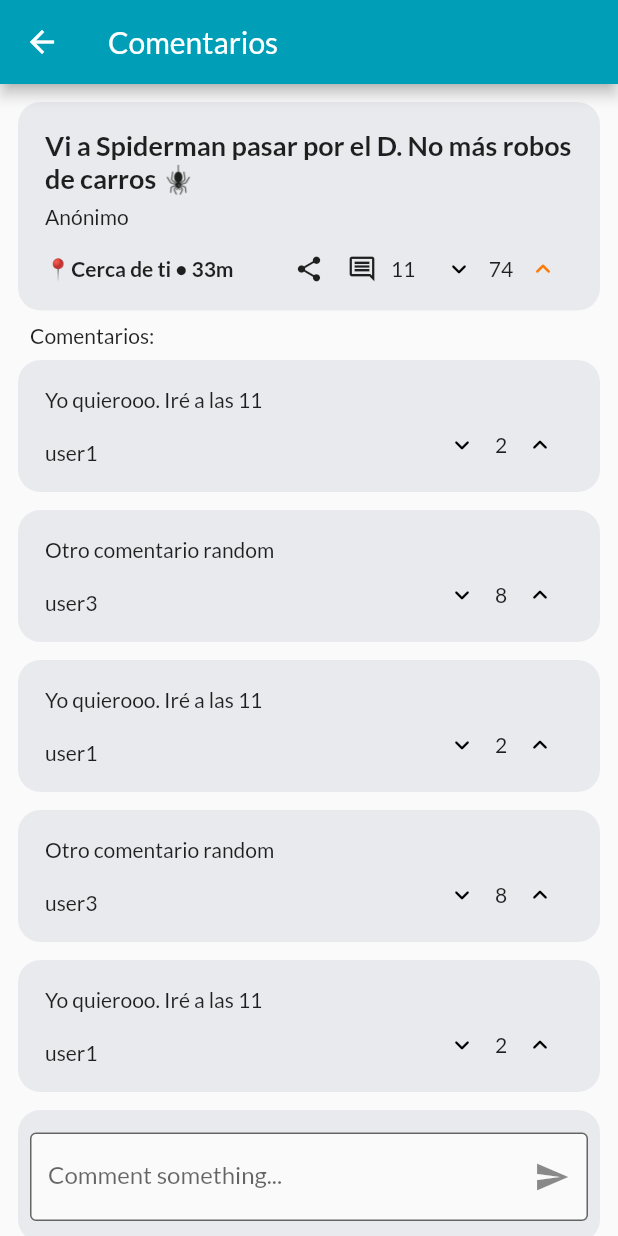
After one commit to MikeGonzaBar/Aplicaciones-Moviles-Proyecto-PinPoint, a Flutter app: the MainPage screen opened directly, after a tap on "Vi a Spiderman pasar por el D. No más ro", on a phone screen of 412 x 824 dp. The commit adds this screen. Run offline on Flutter 3.47's test engine with Material 2 defaults, Android fonts, the phone set to English and light mode, and no system bars; our stand-ins replace google_fonts.

Commit message:
Comment section UI using placeholder data

```diff
--- /dev/null
+++ b/lib/items/comment_item.dart
@@ -0,0 +1,70 @@
+import 'package:flutter/material.dart';
+
+class CommentItem extends StatelessWidget {
+  final commentData;
+  const CommentItem({super.key, required this.commentData});
+
+  @override
+  Widget build(BuildContext context) {
+    return Padding(
+      padding: const EdgeInsets.fromLTRB(0, 0, 0, 12),
+      child: Container(
+        // Grey box
+        padding: EdgeInsets.all(18),
+        decoration: BoxDecoration(
+          color: Color(0xffe8eaed),
+          borderRadius: BorderRadius.circular(15),
+        ),
+        child: Column(
+          crossAxisAlignment: CrossAxisAlignment.stretch,
+          children: [
+            Text(commentData["comment"]),
+            Padding(
+              padding: const EdgeInsets.only(top: 8),
+              child: Row(
+                children: [
+                  Expanded(
+                      flex: 4,
+                      child: Padding(
+                        padding: const EdgeInsets.only(top: 10),
+                        child: Text(
+                          "${commentData["authorId"]}",
+                          style: const TextStyle(fontWeight: FontWeight.w500),
+                          textAlign: TextAlign.start,
+                        ),
+                      )),
+                  Spacer(
+                    flex: 4,
+                  ),
+                  Expanded(
+                    flex: 3,
+                    child: Row(
+                      mainAxisAlignment: MainAxisAlignment.spaceEvenly,
+                      children: [
+                        Icon(
+                          (Icons.keyboard_arrow_down_rounded),
+                          size: 20,
+                          color: commentData["myVote"] == "down"
+                              ? Color(0xFFFF7A06)
+                              : Colors.black,
+                        ),
+                        Text("${commentData["votes"]}"),
+                        Icon(
+                          (Icons.keyboard_arrow_up_rounded),
+                          size: 20,
+                          color: commentData["myVote"] == "up"
+                              ? Color(0xFFFF7A06)
+                              : Colors.black,
+                        ),
+                      ],
+                    ),
+                  ),
+                ],
+              ),
+            )
+          ],
+        ),
+      ),
+    );
+  }
+}
--- a/lib/items/post_item.dart
+++ b/lib/items/post_item.dart
@@ -1,4 +1,7 @@
+import 'dart:developer';
+
 import 'package:flutter/material.dart';
+import 'package:pinpoint/pages/comment_section.dart';
 
 class PostItem extends StatelessWidget {
   final postObject;
@@ -6,8 +9,16 @@ class PostItem extends StatelessWidget {
 
   @override
   Widget build(BuildContext context) {
-    return Padding(
-      // TODO: CHECK PADDING HERE
+    return GestureDetector(
+      onTap: (() {
+        log("OPENING POST");
+        print(postObject);
+        Navigator.of(context).push(
+          MaterialPageRoute(
+              builder: (context) => CommentSection(postData: postObject)),
+        );
+      }),
+      child: Padding(
         padding: const EdgeInsets.only(top: 12.0, left: 12.0, right: 12.0),
         child: Container(
           decoration: BoxDecoration(
@@ -21,7 +32,8 @@ class PostItem extends StatelessWidget {
               // MAIN TEXT
               Text(
                 postObject["text"],
-              style: const TextStyle(fontWeight: FontWeight.bold, fontSize: 18),
+                style:
+                    const TextStyle(fontWeight: FontWeight.bold, fontSize: 18),
               ),
               // IMAGE
               if (postObject["image"] != "")
@@ -107,6 +119,7 @@ class PostItem extends StatelessWidget {
             ],
           ),
         ),
+      ),
     );
   }
 }
--- /dev/null
+++ b/lib/pages/comment_section.dart
@@ -0,0 +1,188 @@
+import 'package:flutter/material.dart';
+import 'package:pinpoint/items/comment_item.dart';
+import '../temp_data.dart' as temp_data;
+
+class CommentSection extends StatelessWidget {
+  final postData;
+  CommentSection({super.key, required this.postData});
+
+  @override
+  Widget build(BuildContext context) {
+    final commentController = TextEditingController();
+    return Scaffold(
+      appBar: AppBar(
+        title: const Text('Comentarios'),
+        backgroundColor: const Color(0xFF009fb7),
+      ),
+      body: Container(
+        width: MediaQuery.of(context).size.width,
+        height: MediaQuery.of(context).size.height,
+        child: Stack(
+          children: [
+            SingleChildScrollView(
+              child: Padding(
+                padding: const EdgeInsets.all(12),
+                child: Column(
+                  children: [
+                    // POST AND COMMENTS COLUMN
+                    Column(
+                      crossAxisAlignment: CrossAxisAlignment.start,
+                      children: [
+                        // POST CONTAINER
+                        Container(
+                          padding: EdgeInsets.all(18),
+                          decoration: BoxDecoration(
+                            color: Color(0xffe8eaed),
+                            borderRadius: BorderRadius.circular(15),
+                          ),
+                          child: Column(
+                            crossAxisAlignment: CrossAxisAlignment.start,
+                            children: [
+                              // MAIN TEXT
+                              Text(
+                                postData["text"],
+                                style: const TextStyle(
+                                    fontWeight: FontWeight.bold, fontSize: 18),
+                              ),
+                              // IMAGE
+                              if (postData["image"] != "")
+                                Padding(
+                                  padding: const EdgeInsets.only(top: 10),
+                                  child: Center(
+                                    child: ClipRRect(
+                                      borderRadius: BorderRadius.circular(16),
+                                      child: Image(
+                                        width:
+                                            MediaQuery.of(context).size.width *
+                                                0.75,
+                                        image: AssetImage(postData["image"]),
+                                      ),
+                                    ),
+                                  ),
+                                ),
+                              // AUTHOR
+                              Padding(
+                                padding: const EdgeInsets.only(top: 6),
+                                child: Text(
+                                  "${postData["anonymous"] ? "Anónimo" : postData["author"]}",
+                                  style: const TextStyle(
+                                      fontWeight: FontWeight.w500),
+                                  textAlign: TextAlign.start,
+                                ),
+                              ),
+                              // POST INFO AND BUTTONS
+                              Padding(
+                                padding: const EdgeInsets.only(top: 16),
+                                child: Row(
+                                  children: [
+                                    Expanded(
+                                      flex: 5,
+                                      child: Text(
+                                        "📍${postData["closeness"]} • ${postData["timestamp"]}",
+                                        style: TextStyle(
+                                            fontWeight: FontWeight.w600),
+                                      ),
+                                    ),
+                                    Expanded(
+                                      flex: 1,
+                                      child: Icon(
+                                        Icons.share,
+                                        size: 20,
+                                      ),
+                                    ),
+                                    Expanded(
+                                      flex: 2,
+                                      child: Row(
+                                        mainAxisAlignment:
+                                            MainAxisAlignment.spaceEvenly,
+                                        children: [
+                                          Icon(
+                                            Icons.comment_outlined,
+                                            size: 20,
+                                          ),
+                                          Text("${postData["commentsNumber"]}"),
+                                        ],
+                                      ),
+                                    ),
+                                    Expanded(
+                                      flex: 3,
+                                      child: Row(
+                                        mainAxisAlignment:
+                                            MainAxisAlignment.spaceEvenly,
+                                        children: [
+                                          Icon(
+                                            (Icons.keyboard_arrow_down_rounded),
+                                            size: 20,
+                                            color: postData["myVote"] == "down"
+                                                ? Color(0xFFFF7A06)
+                                                : Colors.black,
+                                          ),
+                                          Text("${postData["votes"]}"),
+                                          Icon(
+                                            (Icons.keyboard_arrow_up_rounded),
+                                            size: 20,
+                                            color: postData["myVote"] == "up"
+                                                ? Color(0xFFFF7A06)
+                                                : Colors.black,
+                                          ),
+                                        ],
+                                      ),
+                                    ),
+                                  ],
+                                ),
+                              )
+                            ],
+                          ),
+                        ),
+                        // COMMENT TEXT DIVIDER
+                        Padding(
+                          padding: const EdgeInsets.all(8.0),
+                          child: Text("Comentarios:"),
+                        ),
+                        // COMMENT CONTAINER
+                        ListView.builder(
+                          shrinkWrap: true,
+                          physics: NeverScrollableScrollPhysics(),
+                          itemCount: temp_data.comments.length,
+                          itemBuilder: (BuildContext context, int index) {
+                            return CommentItem(
+                                commentData: temp_data.comments[index]);
+                          },
+                        ),
+                      ],
+                    ),
+                  ],
+                ),
+              ),
+            ),
+            // TEXT INPUT CONTAINER
+            Positioned(
+              bottom: 10,
+              left: 20,
+              right: 20,
+              child: Center(
+                child: Container(
+                  width: MediaQuery.of(context).size.width,
+                  child: TextField(
+                    controller: commentController,
+                    decoration: InputDecoration(
+                      suffixIcon: IconButton(
+                        icon: const Icon(Icons.send),
+                        onPressed: () {},
+                      ),
+                      labelText: "Comment something...",
+                      filled: true,
+                      fillColor: const Color(0xfffafafa),
+                      border: const OutlineInputBorder(),
+                      // focusedBorder: OutlineInputBorder(),
+                    ),
+                  ),
+                ),
+              ),
+            ),
+          ],
+        ),
+      ),
+    );
+  }
+}
--- a/lib/pages/main_page.dart
+++ b/lib/pages/main_page.dart
@@ -57,7 +57,7 @@ class _MainPageState extends State<MainPage> {
         child: _widgetOptions.elementAt(_selectedIndex),
       ),
       bottomNavigationBar: BottomNavigationBar(
-        items: [
+        items: const [
           BottomNavigationBarItem(
             icon: Icon(Icons.place_outlined),
             label: "PinPoints",
@@ -72,7 +72,7 @@ class _MainPageState extends State<MainPage> {
           ),
         ],
         currentIndex: _selectedIndex,
-        selectedItemColor: Color(0xFF009fb7),
+        selectedItemColor: const Color(0xFF009fb7),
         onTap: _onItemTapped,
       ),
     );
--- a/lib/temp_data.dart
+++ b/lib/temp_data.dart
@@ -28,8 +28,49 @@ List<dynamic> comments = [
     "postId": "post2",
     "commentId": "comment1",
     "comment": "Yo quierooo. Iré a las 11",
-    "votes": 2
-  }
+    "votes": 2,
+    "myVote": ""
+  },
+  {
+    "authorId": "user3",
+    "postId": "post2",
+    "commentId": "comment1",
+    "comment": "Otro comentario random",
+    "votes": 8,
+    "myVote": ""
+  },
+  {
+    "authorId": "user1",
+    "postId": "post2",
+    "commentId": "comment1",
+    "comment": "Yo quierooo. Iré a las 11",
+    "votes": 2,
+    "myVote": ""
+  },
+  {
+    "authorId": "user3",
+    "postId": "post2",
+    "commentId": "comment1",
+    "comment": "Otro comentario random",
+    "votes": 8,
+    "myVote": ""
+  },
+  {
+    "authorId": "user1",
+    "postId": "post2",
+    "commentId": "comment1",
+    "comment": "Yo quierooo. Iré a las 11",
+    "votes": 2,
+    "myVote": ""
+  },
+  {
+    "authorId": "user3",
+    "postId": "post2",
+    "commentId": "comment1",
+    "comment": "Otro comentario random",
+    "votes": 8,
+    "myVote": ""
+  },
 ];
 
 List<dynamic> usersList = [
```
Lines whose indentation alone changed are shown as unchanged.
